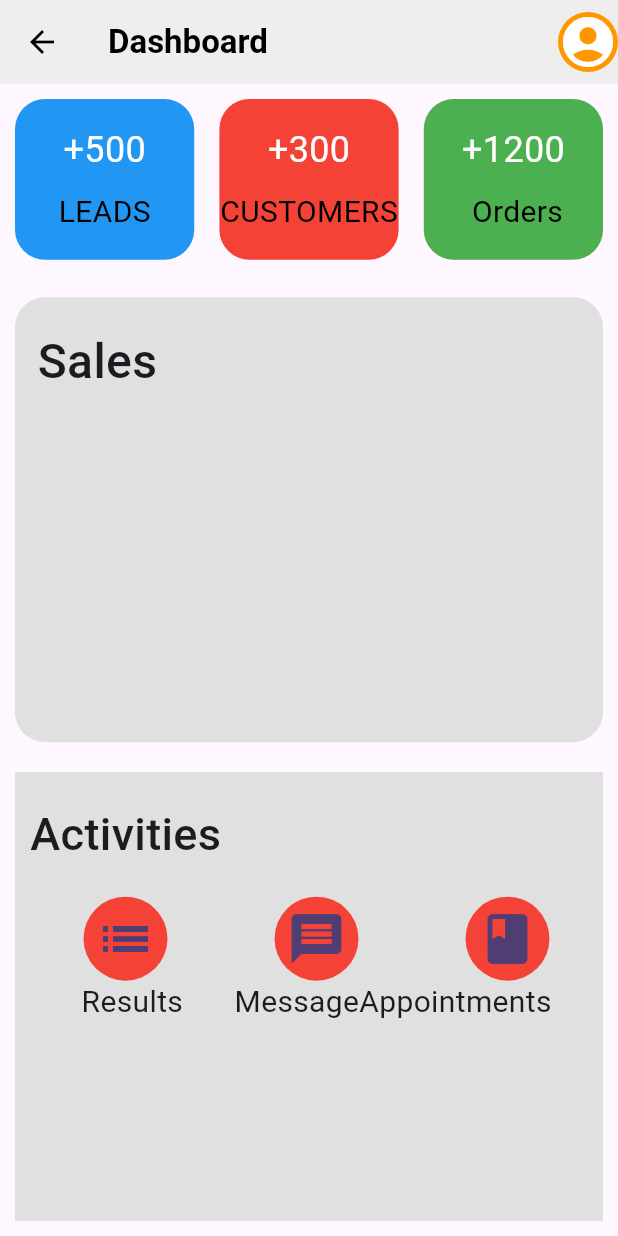
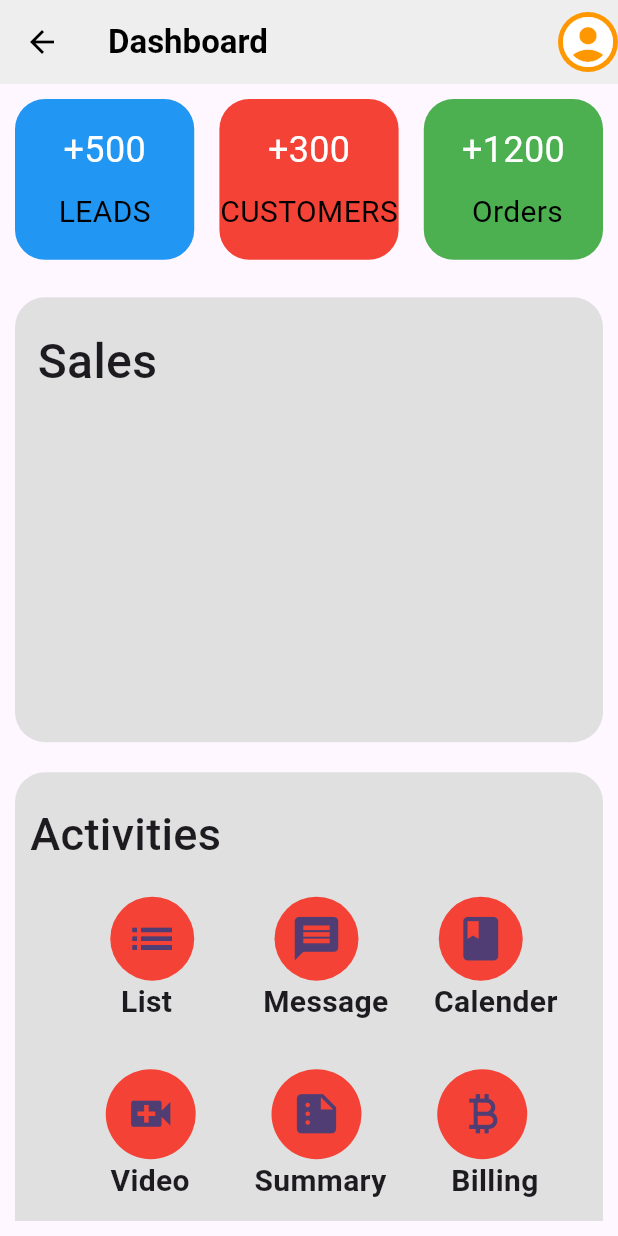
Before and after one commit to sabin6969/Flutter-UI-Challenge, a Flutter app: the MyHome screen opened directly, on a phone screen of 412 x 824 dp. Run offline on Flutter 3.47's test engine with Material 2 defaults, Android fonts, the phone set to English and light mode, and no system bars.

Commit message:
Improved the design of dashboard profile

```diff
--- a/lib/Dashboard/DashBoard1/main.dart
+++ b/lib/Dashboard/DashBoard1/main.dart
@@ -94,7 +94,7 @@ class MyHome extends StatelessWidget {
               ),
               Container(
                 padding: EdgeInsets.only(top: 20, left: 10),
-                height: size.height * 0.38,
+                height: size.height * 0.42,
                 width: size.width,
                 child: Column(
                   children: [
@@ -110,52 +110,114 @@ class MyHome extends StatelessWidget {
                       height: 20,
                     ),
                     Row(
-                      mainAxisAlignment: MainAxisAlignment.spaceAround,
+                      mainAxisAlignment: MainAxisAlignment.spaceEvenly,
                       children: [
                         CustomCircleAvatar(
                           icon: Icon(
                             Icons.list_sharp,
-                            size: 40,
+                            size: 35,
                           ),
                         ),
                         CustomCircleAvatar(
                           icon: Icon(
                             Icons.message,
-                            size: 40,
+                            size: 35,
                           ),
                         ),
                         CustomCircleAvatar(
                             icon: Icon(
                           Icons.book,
-                          size: 40,
+                          size: 35,
                         ))
                       ],
                     ),
                     Row(
-                      mainAxisAlignment: MainAxisAlignment.spaceAround,
+                      // mainAxisAlignment: MainAxisAlignment.cen,
                       children: [
-                        Spacer(),
+                        Spacer(
+                          flex: 2,
+                        ),
                         Text(
-                          "Results",
-                          style: TextStyle(fontSize: 20),
+                          "List",
+                          style: TextStyle(
+                              fontSize: 20, fontWeight: FontWeight.bold),
+                        ),
+                        Spacer(
+                          flex: 2,
+                        ),
+                        Text(
+                          "Message",
+                          style: TextStyle(
+                              fontSize: 20, fontWeight: FontWeight.bold),
                         ),
                         Spacer(),
                         Text(
-                          "Message",
-                          style: TextStyle(fontSize: 20),
+                          "Calender",
+                          style: TextStyle(
+                              fontSize: 20, fontWeight: FontWeight.bold),
+                        ),
+                        Spacer(
+                          flex: 1,
+                        )
+                      ],
+                    ),
+                    const SizedBox(
+                      height: 30,
+                    ),
+                    Row(
+                      mainAxisAlignment: MainAxisAlignment.spaceEvenly,
+                      children: [
+                        CircleAvatar(
+                          backgroundColor: Colors.red,
+                          radius: 30,
+                          child: Icon(
+                            Icons.video_call,
+                            size: 35,
+                          ),
+                        ),
+                        CircleAvatar(
+                          backgroundColor: Colors.red,
+                          radius: 30,
+                          child: Icon(
+                            Icons.summarize,
+                            size: 35,
+                          ),
+                        ),
+                        CircleAvatar(
+                          backgroundColor: Colors.red,
+                          radius: 30,
+                          child: Icon(
+                            Icons.currency_bitcoin,
+                            size: 35,
+                          ),
+                        ),
+                      ],
+                    ),
+                    Row(
+                      mainAxisAlignment: MainAxisAlignment.spaceEvenly,
+                      children: [
+                        Text(
+                          "  Video",
+                          style: TextStyle(
+                              fontSize: 20, fontWeight: FontWeight.bold),
                         ),
                         Text(
-                          "Appointments",
-                          style: TextStyle(fontSize: 20),
+                          "Summary",
+                          style: TextStyle(
+                              fontSize: 20, fontWeight: FontWeight.bold),
                         ),
-                        Spacer(),
+                        Text(
+                          "Billing",
+                          style: TextStyle(
+                              fontSize: 20, fontWeight: FontWeight.bold),
+                        ),
                       ],
-                    )
+                    ),
                   ],
                 ),
                 decoration: BoxDecoration(
-                  color: Colors.grey.shade300,
-                ),
+                    color: Colors.grey.shade300,
+                    borderRadius: BorderRadius.circular(20)),
               )
             ],
           ),
```
